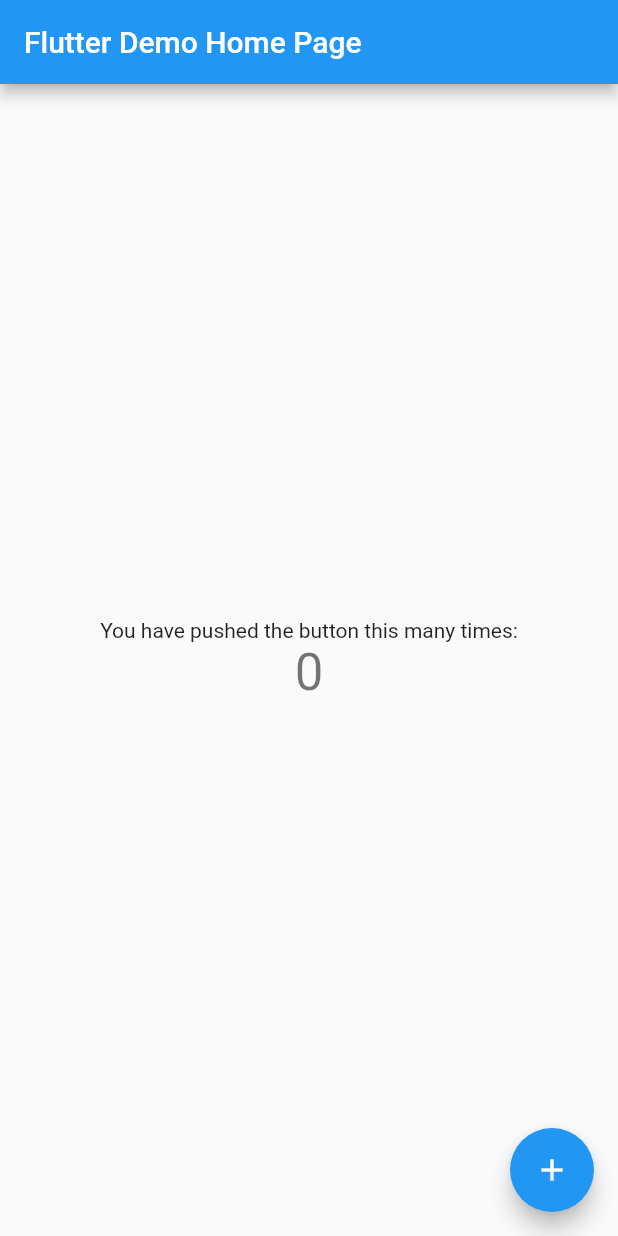
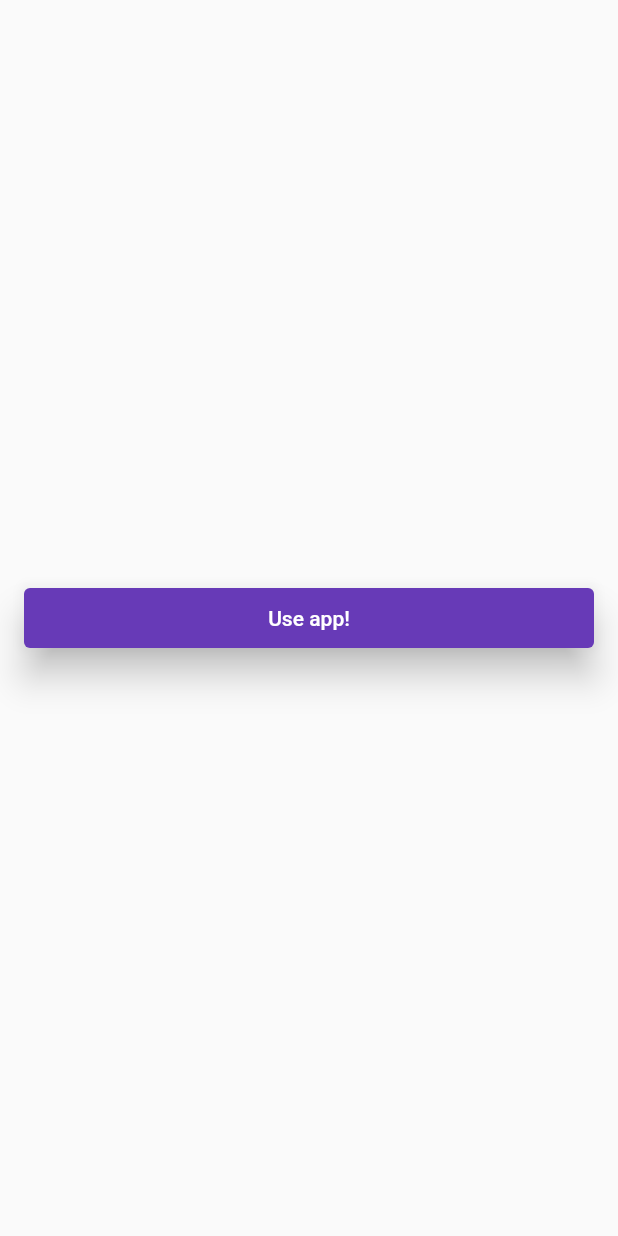
Before and after one commit to janMoroz/training_app, a Flutter app: the screen it shows after launch, on a phone screen of 412 x 824 dp. Run offline on Flutter 3.47's test engine with Material 2 defaults, Android fonts, the phone set to English and light mode, and no system bars.

Commit message:
Welcome page

```diff
--- a/lib/main.dart
+++ b/lib/main.dart
@@ -1,115 +1,6 @@
 import 'package:flutter/material.dart';
+import 'package:training_app_hive/my_app.dart';
 
 void main() {
   runApp(const MyApp());
 }
-
-class MyApp extends StatelessWidget {
-  const MyApp({Key? key}) : super(key: key);
-
-  // This widget is the root of your application.
-  @override
-  Widget build(BuildContext context) {
-    return MaterialApp(
-      title: 'Flutter Demo',
-      theme: ThemeData(
-        // This is the theme of your application.
-        //
-        // Try running your application with "flutter run". You'll see the
-        // application has a blue toolbar. Then, without quitting the app, try
-        // changing the primarySwatch below to Colors.green and then invoke
-        // "hot reload" (press "r" in the console where you ran "flutter run",
-        // or simply save your changes to "hot reload" in a Flutter IDE).
-        // Notice that the counter didn't reset back to zero; the application
-        // is not restarted.
-        primarySwatch: Colors.blue,
-      ),
-      home: const MyHomePage(title: 'Flutter Demo Home Page'),
-    );
-  }
-}
-
-class MyHomePage extends StatefulWidget {
-  const MyHomePage({Key? key, required this.title}) : super(key: key);
-
-  // This widget is the home page of your application. It is stateful, meaning
-  // that it has a State object (defined below) that contains fields that affect
-  // how it looks.
-
-  // This class is the configuration for the state. It holds the values (in this
-  // case the title) provided by the parent (in this case the App widget) and
-  // used by the build method of the State. Fields in a Widget subclass are
-  // always marked "final".
-
-  final String title;
-
-  @override
-  State<MyHomePage> createState() => _MyHomePageState();
-}
-
-class _MyHomePageState extends State<MyHomePage> {
-  int _counter = 0;
-
-  void _incrementCounter() {
-    setState(() {
-      // This call to setState tells the Flutter framework that something has
-      // changed in this State, which causes it to rerun the build method below
-      // so that the display can reflect the updated values. If we changed
-      // _counter without calling setState(), then the build method would not be
-      // called again, and so nothing would appear to happen.
-      _counter++;
-    });
-  }
-
-  @override
-  Widget build(BuildContext context) {
-    // This method is rerun every time setState is called, for instance as done
-    // by the _incrementCounter method above.
-    //
-    // The Flutter framework has been optimized to make rerunning build methods
-    // fast, so that you can just rebuild anything that needs updating rather
-    // than having to individually change instances of widgets.
-    return Scaffold(
-      appBar: AppBar(
-        // Here we take the value from the MyHomePage object that was created by
-        // the App.build method, and use it to set our appbar title.
-        title: Text(widget.title),
-      ),
-      body: Center(
-        // Center is a layout widget. It takes a single child and positions it
-        // in the middle of the parent.
-        child: Column(
-          // Column is also a layout widget. It takes a list of children and
-          // arranges them vertically. By default, it sizes itself to fit its
-          // children horizontally, and tries to be as tall as its parent.
-          //
-          // Invoke "debug painting" (press "p" in the console, choose the
-          // "Toggle Debug Paint" action from the Flutter Inspector in Android
-          // Studio, or the "Toggle Debug Paint" command in Visual Studio Code)
-          // to see the wireframe for each widget.
-          //
-          // Column has various properties to control how it sizes itself and
-          // how it positions its children. Here we use mainAxisAlignment to
-          // center the children vertically; the main axis here is the vertical
-          // axis because Columns are vertical (the cross axis would be
-          // horizontal).
-          mainAxisAlignment: MainAxisAlignment.center,
-          children: <Widget>[
-            const Text(
-              'You have pushed the button this many times:',
-            ),
-            Text(
-              '$_counter',
-              style: Theme.of(context).textTheme.headline4,
-            ),
-          ],
-        ),
-      ),
-      floatingActionButton: FloatingActionButton(
-        onPressed: _incrementCounter,
-        tooltip: 'Increment',
-        child: const Icon(Icons.add),
-      ), // This trailing comma makes auto-formatting nicer for build methods.
-    );
-  }
-}
--- /dev/null
+++ b/lib/my_app.dart
@@ -0,0 +1,111 @@
+import 'package:flutter/material.dart';
+import 'package:training_app_hive/pages/welcome_page.dart';
+
+class MyApp extends StatelessWidget {
+  const MyApp({Key? key}) : super(key: key);
+
+  // Этот виджет является корнем вашего приложения.
+  @override
+  Widget build(BuildContext context) {
+    return MaterialApp(
+      title: 'My training application',
+      theme: ThemeData(primarySwatch: Colors.deepPurple
+          // Это тема вашего приложения.
+
+          // Попробуйте запустить ваше приложение с помощью "flutter run". Вы увидите
+          // приложение имеет синюю панель инструментов. Затем, не выходя из приложения, попробуйте
+          // изменение основного образца ниже на Colors.green, а затем вызов
+          // "горячая перезагрузка" (нажмите "r" в консоли, где вы запустили "flutter run",
+          // или просто сохраните изменения в «горячей перезагрузке» во Flutter IDE).
+          // Обратите внимание, что счетчик не обнулился; приложение
+          // не перезапускается.        primarySwatch: Colors.deepPurple,
+          ),
+      home: const WelcomePage(),
+    );
+  }
+}
+
+class MyHomePage extends StatefulWidget {
+  const MyHomePage({Key? key, required this.title}) : super(key: key);
+
+  // Этот виджет является домашней страницей вашего приложения. Это состояние, что означает
+
+  // что у него есть объект State (определенный ниже), который содержит поля, влияющие на
+  // как это выглядит.
+
+  // Этот класс является конфигурацией для состояния. Он содержит значения (в этом
+  // заглавие в регистре), предоставленное родителем (в данном случае виджетом приложения) и
+  // используется методом сборки State. Поля в подклассе Widget
+  // всегда помечен как "окончательный".
+  final String title;
+
+  @override
+  State<MyHomePage> createState() => _MyHomePageState();
+}
+
+class _MyHomePageState extends State<MyHomePage> {
+  int _counter = 0;
+
+  void _incrementCounter() {
+    setState(() {
+      // Этот вызов setState сообщает платформе Flutter, что что-то
+      // изменено в этом состоянии, что приводит к повторному запуску метода сборки ниже
+      // чтобы на дисплее отображались обновленные значения. Если бы мы изменили
+      // _counter без вызова setState(), то метод сборки не будет
+      // вызывается снова, и, похоже, ничего не происходит.
+      _counter++;
+    });
+  }
+
+  @override
+  Widget build(BuildContext context) {
+    // Этот метод перезапускается каждый раз, когда вызывается setState, например, как done
+    // методом _incrementCounter выше.
+    //
+    // Фреймворк Flutter оптимизирован для повторного запуска методов сборки
+    // быстро, так что вы можете просто пересобрать все, что нуждается в обновлении, а не
+    // чем менять отдельные экземпляры виджетов.
+    return Scaffold(
+      appBar: AppBar(
+        // Здесь мы берем значение из объекта MyHomePage, который был создан
+        // метод App.build и используем его для установки заголовка панели приложений.
+        title: Text(widget.title),
+      ),
+      body: Center(
+        // Center — это виджет макета. Он берет одного ребенка и позиционирует его
+        // в середине родителя.
+        child: Column(
+          // Столбец также является виджетом макета. Он принимает список детей и
+          // располагаем их вертикально. По умолчанию он сам подгоняется под размер
+          // потомки по горизонтали и стараются быть такими же высокими, как и их родитель.
+          //
+          // Вызов "отладки рисования" (нажмите "p" в консоли, выберите
+          // Действие «Toggle Debug Paint» из Flutter Inspector в Android
+          // Studio или команда «Переключить отладку Paint» в Visual Studio Code)
+          // чтобы увидеть каркас для каждого виджета.
+          //
+          // Столбец имеет различные свойства для управления своим размером и
+          // как он позиционирует своих дочерних элементов. Здесь мы используем mainAxisAlignment для
+          // центрируем детей по вертикали; главная ось здесь вертикальная
+          // ось, потому что столбцы вертикальны (поперечная ось будет
+          // горизонтально).
+          mainAxisAlignment: MainAxisAlignment.center,
+          children: <Widget>[
+            const Text(
+              'You have pushed the button this many times:',
+            ),
+            Text(
+              '$_counter',
+              style: Theme.of(context).textTheme.headline4,
+            ),
+          ],
+        ),
+      ),
+      floatingActionButton: FloatingActionButton(
+        onPressed: _incrementCounter,
+        tooltip: 'Increment',
+        child: const Icon(Icons.add),
+      ), // Эта запятая делает автоформатирование более удобным для методов сборки.
+    );
+  }
+}
--- /dev/null
+++ b/lib/pages/welcome_page.dart
@@ -0,0 +1,25 @@
+import 'package:flutter/material.dart';
+
+class WelcomePage extends StatelessWidget {
+  const WelcomePage({Key? key}) : super(key: key);
+
+  @override
+  Widget build(BuildContext context) {
+    return Scaffold(
+      body: Padding(
+        padding: const EdgeInsets.all(16),
+        child: Center(
+          child: ElevatedButton(
+            key: const Key('inputToApp'),
+            style: ElevatedButton.styleFrom(
+                elevation: 10, minimumSize: const Size.fromHeight(40)),
+            onPressed: () {
+              print('use app!');
+            },
+            child: const Text('Use app!'),
+          ),
+        ),
+      ),
+    );
+  }
+}
```
Also changed, not shown: 1 other file.
